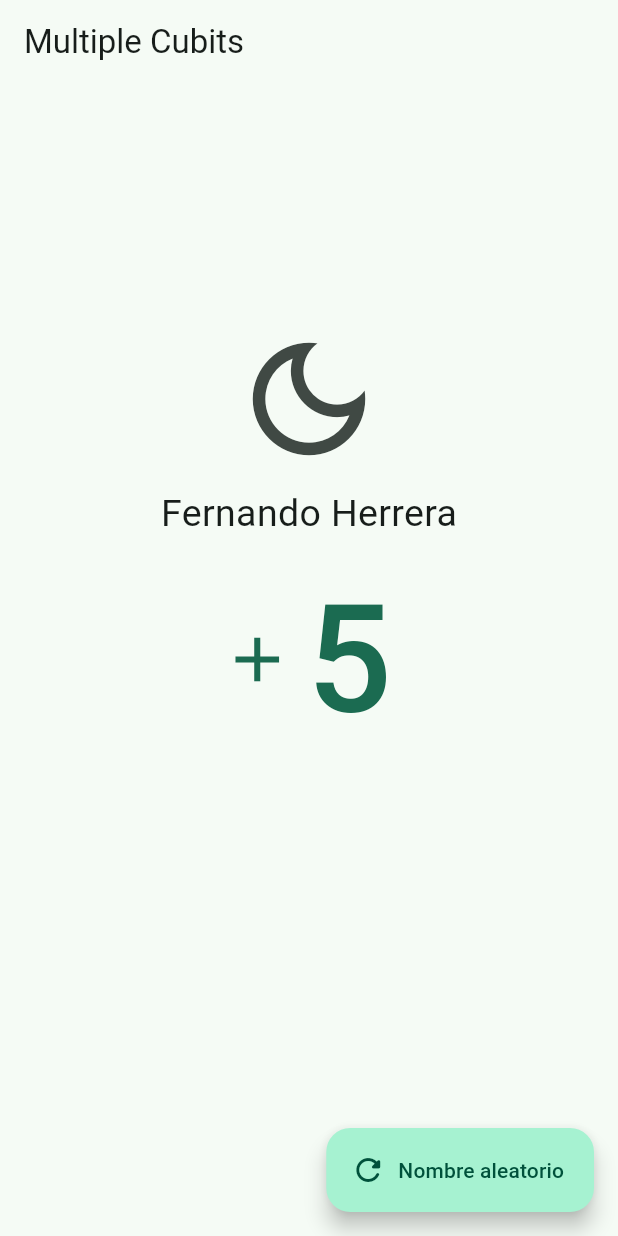
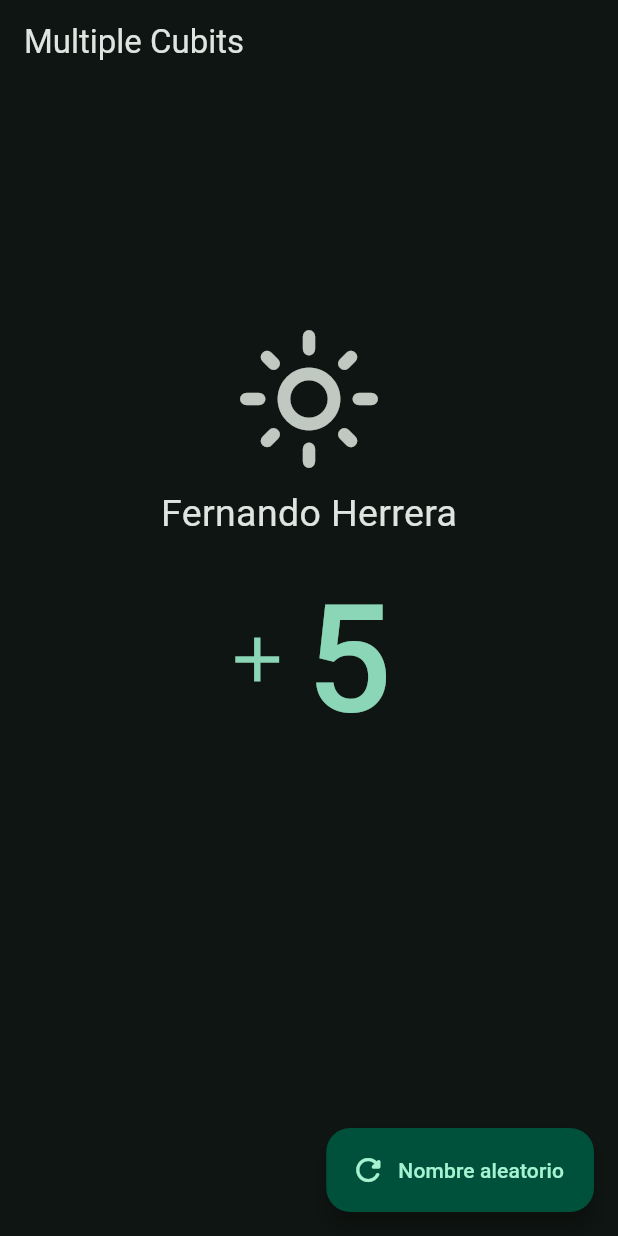
Before and after one commit to albinrk10/Flutter-Bloc-Example, a Flutter app: the MultipleCubitScreen screen opened by its route, after a tap on the "dark mode" icon, on a phone screen of 412 x 824 dp. Run offline on Flutter 3.47's test engine with Material 3 defaults, Android fonts, the phone set to English and light mode, and no system bars; our stand-ins replace bloc, dio, equatable, flutter_bloc, go_router; missing offline and left inert: random_name_generator.

Commit message:
ThemeCubit - Cubit + State

```diff
--- a/lib/main.dart
+++ b/lib/main.dart
@@ -21,6 +21,7 @@ class BlocProviders extends StatelessWidget {
       ),
       BlocProvider(create: (context) => RouterSimpleCubit()),
       BlocProvider(create: (context) => CounterCubit()),
+      BlocProvider(create: (context) => ThemeCubit()),
     ], child: const App());
   }
 }
--- /dev/null
+++ b/lib/presentation/bloc/03_theme/theme_cubit.dart
@@ -0,0 +1,23 @@
+import 'package:bloc/bloc.dart';
+import 'package:equatable/equatable.dart';
+
+part 'theme_state.dart';
+
+class ThemeCubit extends Cubit<ThemeState> {
+  ThemeCubit({
+    bool darkmode = false,
+  }) : super( ThemeState(isDarkmode: darkmode));
+  void toggleTheme(){
+    emit( ThemeState(isDarkmode: !state.isDarkmode));
+  }
+
+  void setDarkMode(){
+    emit( const ThemeState(isDarkmode: true));
+  }
+
+  void lightMode(){
+    emit( const ThemeState(isDarkmode: false));
+  }
+
+
+}
--- /dev/null
+++ b/lib/presentation/bloc/03_theme/theme_state.dart
@@ -0,0 +1,13 @@
+part of 'theme_cubit.dart';
+
+ class ThemeState extends Equatable {
+
+  final bool isDarkmode;
+
+  const ThemeState({
+    required this.isDarkmode,
+  });
+
+  @override
+  List<Object> get props => [isDarkmode];
+}
--- a/lib/presentation/bloc/bloc.dart
+++ b/lib/presentation/bloc/bloc.dart
@@ -1,2 +1,3 @@
 export '01-simple_cubit/username_cubit.dart';
 export '02_counter/counter_cubit.dart';
+export '03_theme/theme_cubit.dart';
--- a/lib/presentation/screens/03_multiple_cubits/multiple_cubits_screen.dart
+++ b/lib/presentation/screens/03_multiple_cubits/multiple_cubits_screen.dart
@@ -1,6 +1,5 @@
 import 'package:flutter/material.dart';
 import 'package:flutter_bloc/flutter_bloc.dart';
-
 import '../../bloc/bloc.dart';
 
 
@@ -10,6 +9,7 @@ class MultipleCubitScreen extends StatelessWidget {
   @override
   Widget build(BuildContext context) {
     final counterCubit = context.watch<CounterCubit>();
+    final themeCubit = context.watch<ThemeCubit>();
     return Scaffold(
       appBar: AppBar(
         title: const Text('Multiple Cubits'),
@@ -20,9 +20,12 @@ class MultipleCubitScreen extends StatelessWidget {
             const Spacer(flex: 1,),
 
             IconButton(
-              // icon: const Icon( Icons.light_mode_outlined, size: 100 ),
-              icon: const Icon( Icons.dark_mode_outlined, size: 100 ),
-              onPressed: () {},
+              icon: themeCubit.state.isDarkmode
+              ? const Icon( Icons.light_mode_outlined, size: 100 )
+              : const Icon( Icons.dark_mode_outlined, size: 100 ),
+              onPressed: () {
+                themeCubit.toggleTheme();
+              },
             ),
 
             const Text('Fernando Herrera', style: TextStyle(fontSize: 25 )),
--- a/lib/presentation/screens/app.dart
+++ b/lib/presentation/screens/app.dart
@@ -1,6 +1,7 @@
 import 'package:flutter/material.dart';
 import 'package:flutter_bloc/flutter_bloc.dart';
 import '../../config/config.dart';
+import '../bloc/bloc.dart';
 
 class App extends StatelessWidget {
   const App({super.key});
@@ -9,12 +10,13 @@ class App extends StatelessWidget {
   Widget build(BuildContext context) {
 
     final appRouter =  context.watch<RouterSimpleCubit>().state;
+    final theme = context.watch<ThemeCubit>().state;
 
     return MaterialApp.router(
       title: 'Flutter BLoC',
       debugShowCheckedModeBanner: false,
       routerConfig: appRouter,
-      theme: AppTheme( isDarkmode: false ).getTheme(),
+      theme: AppTheme( isDarkmode: theme.isDarkmode ).getTheme(),
     );
   }
 }
```
